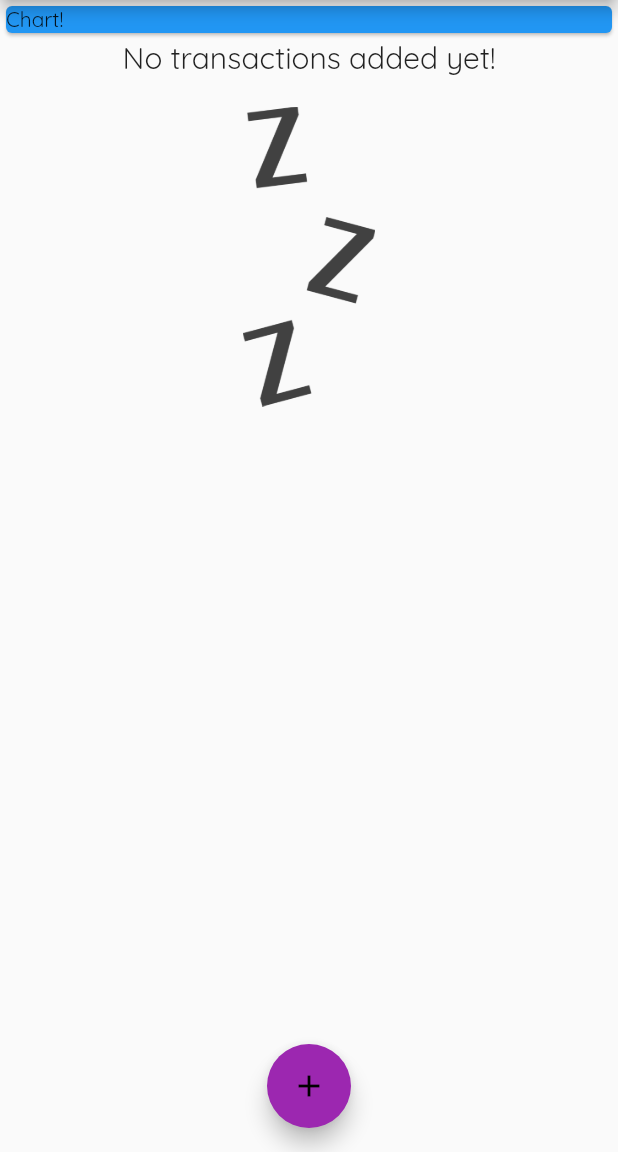
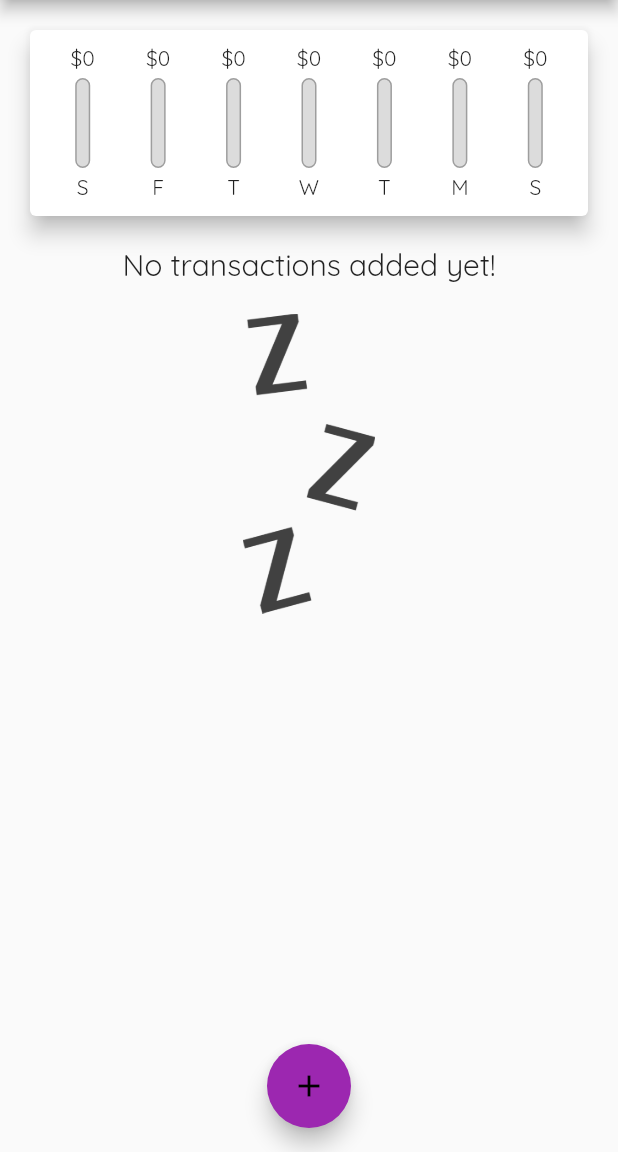
Before and after one commit to ahmet191/flutter_expense_planner, a Flutter app: the screen it shows after launch, on a phone screen of 412 x 824 dp, the part 84-1236 px from its top. Run offline on Flutter 3.47's test engine with Material 2 defaults, Android fonts, the phone set to English and light mode, and no system bars.

Commit message:
Chart Bar is designed and functional now

```diff
--- a/lib/main.dart
+++ b/lib/main.dart
@@ -1,5 +1,6 @@
 // ignore_for_file: prefer_const_constructors_in_immutables, prefer_const_constructors, prefer_const_literals_to_create_immutables, sized_box_for_whitespace
 
+import 'package:expense_planner/widgets/chart.dart';
 import 'package:expense_planner/widgets/new_transaction.dart';
 
 import './widgets/transaction_list.dart';
@@ -50,6 +51,16 @@ class _MyHomePageState extends State<MyHomePage> {
     // ),
   ];
 
+  List<Transaction> get _recentTransactions {
+    return _userTransactions.where((tx) {
+      return tx.date.isAfter(DateTime.now().subtract(
+        Duration(
+          days: 7,
+        ),
+      ));
+    }).toList();
+  }
+
   void _addNewTransaction(String txTitle, double txAmount) {
     final newTx = Transaction(
       title: txTitle,
@@ -94,13 +105,7 @@ class _MyHomePageState extends State<MyHomePage> {
           // mainAxisAlignment: MainAxisAlignment.start,
           crossAxisAlignment: CrossAxisAlignment.stretch,
           children: <Widget>[
-            Container(
-              width: double.infinity,
-              child: Card(
-                color: Colors.blue,
-                child: Text('Chart!'),
-              ),
-            ),
+            Chart(_recentTransactions),
             TransactionList(_userTransactions),
           ],
         ),
--- a/lib/widgets/chart.dart
+++ b/lib/widgets/chart.dart
@@ -1,10 +1,68 @@
+import './chart_bar.dart';
+
+import '../models/transaction.dart';
 import 'package:flutter/material.dart';
+import 'package:intl/intl.dart';
 
 class Chart extends StatelessWidget {
-  const Chart({Key? key}) : super(key: key);
+  final List<Transaction> recentTransactions;
+
+  Chart(this.recentTransactions);
+
+  List<Map<String, Object>> get groupedTransactionValues {
+    return List.generate(7, (index) {
+      final weekDay = DateTime.now().subtract(
+        Duration(days: index),
+      );
+      double totalSum = 0.0;
+
+      for (var i = 0; i < recentTransactions.length; i++) {
+        if (recentTransactions[i].date.day == weekDay.day &&
+            recentTransactions[i].date.month == weekDay.month &&
+            recentTransactions[i].date.year == weekDay.year) {
+          totalSum += recentTransactions[i].amount;
+        }
+      }
+
+      print(DateFormat.E().format(weekDay));
+      print(totalSum);
+
+      return {
+        'day': DateFormat.E().format(weekDay).substring(0, 1),
+        'amount': totalSum,
+      };
+    });
+  }
+
+  double get totalSpending {
+    return groupedTransactionValues.fold(
+        0.0, (sum, item) => sum + (item['amount'] as num));
+  }
 
   @override
   Widget build(BuildContext context) {
-    return Container();
+    print(groupedTransactionValues);
+    return Card(
+      elevation: 6,
+      margin: EdgeInsets.all(20),
+      child: Padding(
+        padding: EdgeInsets.all(10),
+        child: Row(
+          mainAxisAlignment: MainAxisAlignment.spaceAround,
+          children: groupedTransactionValues.map((data) {
+            return Flexible(
+              fit: FlexFit.tight,
+              child: ChartBar(
+                data['day'] as String,
+                data['amount'] as double,
+                totalSpending == 0.0
+                    ? 0.0
+                    : (data['amount'] as double) / totalSpending,
+              ),
+            );
+          }).toList(),
+        ),
+      ),
+    );
   }
 }
--- /dev/null
+++ b/lib/widgets/chart_bar.dart
@@ -0,0 +1,51 @@
+import 'package:flutter/material.dart';
+
+class ChartBar extends StatelessWidget {
+  final String label;
+  final double spendingAmount;
+  final double spendingPctOfTotal;
+
+  ChartBar(this.label, this.spendingAmount, this.spendingPctOfTotal);
+
+  @override
+  Widget build(BuildContext context) {
+    return Column(
+      children: <Widget>[
+        FittedBox(
+          child: Text('\$${spendingAmount.toStringAsFixed(0)}'),
+        ),
+        SizedBox(
+          height: 4,
+        ),
+        Container(
+          height: 60,
+          width: 10,
+          child: Stack(
+            children: [
+              Container(
+                decoration: BoxDecoration(
+                  border: Border.all(color: Colors.grey, width: 1),
+                  color: Color.fromRGBO(220, 220, 220, 1),
+                  borderRadius: BorderRadius.circular(10),
+                ),
+              ),
+              FractionallySizedBox(
+                heightFactor: spendingPctOfTotal,
+                child: Container(
+                  decoration: BoxDecoration(
+                    color: Theme.of(context).colorScheme.primary,
+                    borderRadius: BorderRadius.circular(10),
+                  ),
+                ),
+              ),
+            ],
+          ),
+        ),
+        SizedBox(
+          height: 4,
+        ),
+        Text(label),
+      ],
+    );
+  }
+}
```
